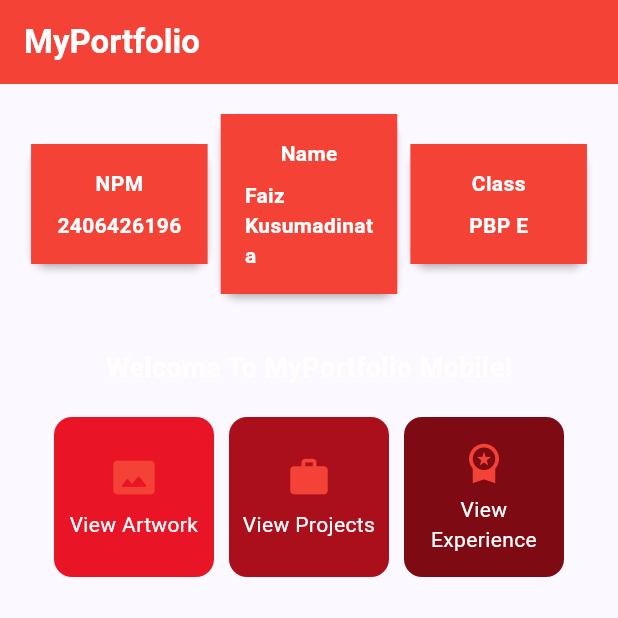
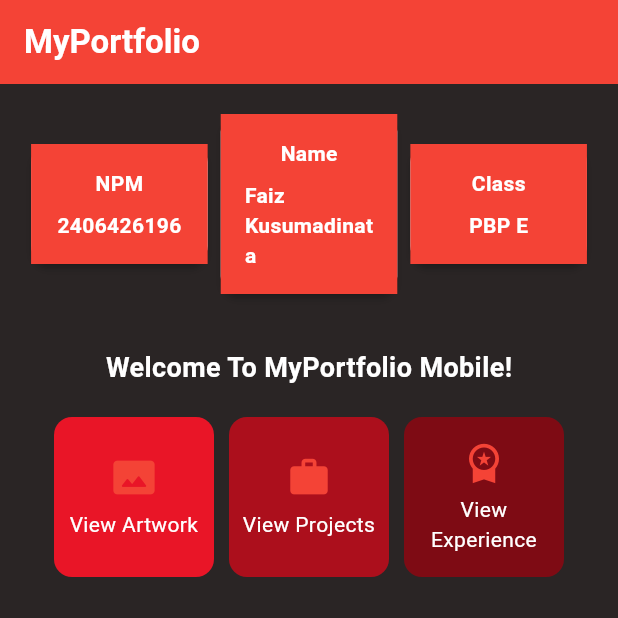
Before and after one commit to FaizKusumadinata/myportofolio_mobile, a Flutter app: the screen it shows after launch, on a phone screen of 412 x 824 dp, the top half of it. Run offline on Flutter 3.47's test engine with Material 3 defaults, Android fonts, the phone set to English and light mode, and no system bars.

Commit message:
Color and Text Changes

```diff
--- a/lib/main.dart
+++ b/lib/main.dart
@@ -14,7 +14,8 @@ class MyApp extends StatelessWidget {
     return MaterialApp(
       title:'Myportofolio',
       theme: ThemeData(
-        colorScheme: ColorScheme.fromSeed(seedColor: Colors.indigo, secondary: const Color.fromARGB(255, 110, 193, 248)),
+        colorScheme: ColorScheme.fromSeed(seedColor: Colors.lightBlue, secondary: const Color.fromARGB(255, 83, 152, 199)),
+        scaffoldBackgroundColor: const Color.fromARGB(223, 12, 6, 6),
         useMaterial3: true,
       ),
       home:MyHomePage(),
```
